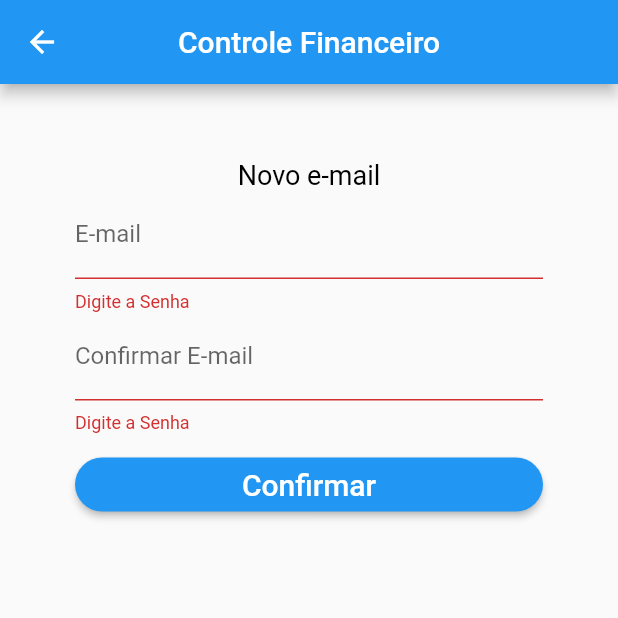
After one commit to Evandson/controle-financeiro-frontend2, a Flutter app: the EmailUpdate screen opened directly, after a tap on "Confirmar", on a phone screen of 412 x 824 dp, the top half of it. The commit adds this screen. Run offline on Flutter 3.47's test engine with Material 2 defaults, Android fonts, the phone set to English and light mode, and no system bars; our stand-ins replace flutter_masked_text, shared_preferences; accounts and stored records are empty; network calls fail.

Commit message:
Implementando update de email

```diff
--- /dev/null
+++ b/lib/EmailUpdate.dart
@@ -0,0 +1,175 @@
+import 'package:flutter/material.dart';
+import 'package:controle_financeiro_frontend/Login.dart';
+import 'package:controle_financeiro_frontend/utils/AlertaUtils.dart';
+import 'package:controle_financeiro_frontend/services/UsuarioService.dart';
+import 'package:controle_financeiro_frontend/services/LogoutService.dart';
+import 'package:shared_preferences/shared_preferences.dart';
+
+
+class EmailUpdate extends StatefulWidget {
+  @override
+  _EmailUpdateState createState() => _EmailUpdateState();
+}
+
+class _EmailUpdateState extends State<EmailUpdate> {
+
+  final _ctrlEmail = TextEditingController();
+  final _ctrlConfEmail = TextEditingController();
+  final _formKey = GlobalKey<FormState>();
+
+  LogoutService _logoutService = LogoutService();
+
+  _logout()async{
+
+    var token = _logoutService.deleteToken();
+    print("Token removido: $token");
+    Navigator.pushReplacement(
+        context,
+        MaterialPageRoute(
+            builder: (context) => Login()
+        )
+    );
+  }
+
+  Widget build(BuildContext context) {
+    return Scaffold(
+      appBar: AppBar(
+        title: Text("Controle Financeiro",
+            style:
+            TextStyle(
+                color: Colors.white
+            )
+        ),
+        centerTitle: true,
+      ),
+      body: _body(context),
+    );
+  }
+
+  _body(BuildContext context) {
+    return Form(
+      key: _formKey,
+      child: Container(
+          padding: EdgeInsets.all(50),
+          child: ListView(
+              children: <Widget>[
+                Center(
+                  child: Text("Novo e-mail",
+                    style: TextStyle(color: Colors.black, fontSize: 18),
+                  ),
+                ),
+                _textFormField(
+                    "E-mail",
+                    "Digite o E-mail",
+                    senha: false,
+                    controller: _ctrlEmail,
+                    validator : _validaEmail
+                ),
+                _textFormField(
+                    "Confirmar E-mail",
+                    "Digite o e-mail",
+                    senha: false,
+                    controller: _ctrlConfEmail,
+                    validator : _validaConfEmail
+                ),
+                Padding(
+                    padding: EdgeInsets.only(top: 5, bottom: 5)
+                ),
+                _raisedButton("Confirmar", Colors.blue, context),
+              ]
+          )
+      ),
+    );
+  }
+
+  _textFormField(
+      String label,
+      String hint, {
+        bool senha = false,
+        TextEditingController controller,
+        FormFieldValidator<String> validator,
+      }) {
+    return TextFormField(
+      controller: controller,
+      validator: validator,
+      obscureText: senha,
+      decoration: InputDecoration(
+        labelText: label,
+        hintText: hint,
+      ),
+    );
+  }
+
+  String _validaEmail(String texto) {
+    if(texto.isEmpty){
+      return "Digite a Senha";
+    }
+    if (texto.length < 8) {
+      return "Mínimo de 8 caracteres";
+    }
+    return null;
+  }
+
+  String _validaConfEmail(String texto) {
+    if(texto.isEmpty){
+      return "Digite a Senha";
+    }
+    if (texto.length < 8) {
+      return "Mínimo de 8 caracteres";
+    }
+    return null;
+  }
+
+  _raisedButton(
+      String texto,
+      Color cor,
+      BuildContext context) {
+    return RaisedButton(
+      color: cor,
+      child: Text(
+        texto,
+        style: TextStyle(
+          color: Colors.white,
+          fontSize: 20,
+        ),
+      ),
+      shape: RoundedRectangleBorder(
+          borderRadius: BorderRadius.circular(32)
+      ),
+      onPressed: () {
+        _clickButton(context);
+      },
+    );
+  }
+
+  _clickButton(BuildContext context) async {
+    bool formOk = _formKey.currentState.validate();
+
+    if (!formOk) {
+      return;
+    }
+    String email = _ctrlEmail.text;
+    String confEmail = _ctrlConfEmail.text;
+
+    var _confirmEmail = await UsuarioService.confirmEmail(email, confEmail);
+
+    if(_confirmEmail == true){
+      alert(context,"Os e-mails informadas não conferem!", "Email inválido");
+    }
+
+    var prefs = await SharedPreferences.getInstance();
+    int id = (prefs.getInt("id") ?? "");
+    print("ID: ${id}");
+
+    var usuario;
+    if(_confirmEmail == false) {
+      usuario = await UsuarioService.newEmail(email, id);
+    }
+    if(usuario == true){
+      _logout();
+      alert(context,"Faça o login para acessar.", "Email atualizado!");
+    }else if(usuario == false){
+      alert(context,"O e-email já existe!", "Erro na solicitação");
+    }
+  }
+}
```
Also changed, not shown: lib/AltLogin.dart (added, +185 -0 lines), lib/Profile.dart (+8 -2 lines), lib/services/UsuarioService.dart (+38 -0 lines).
